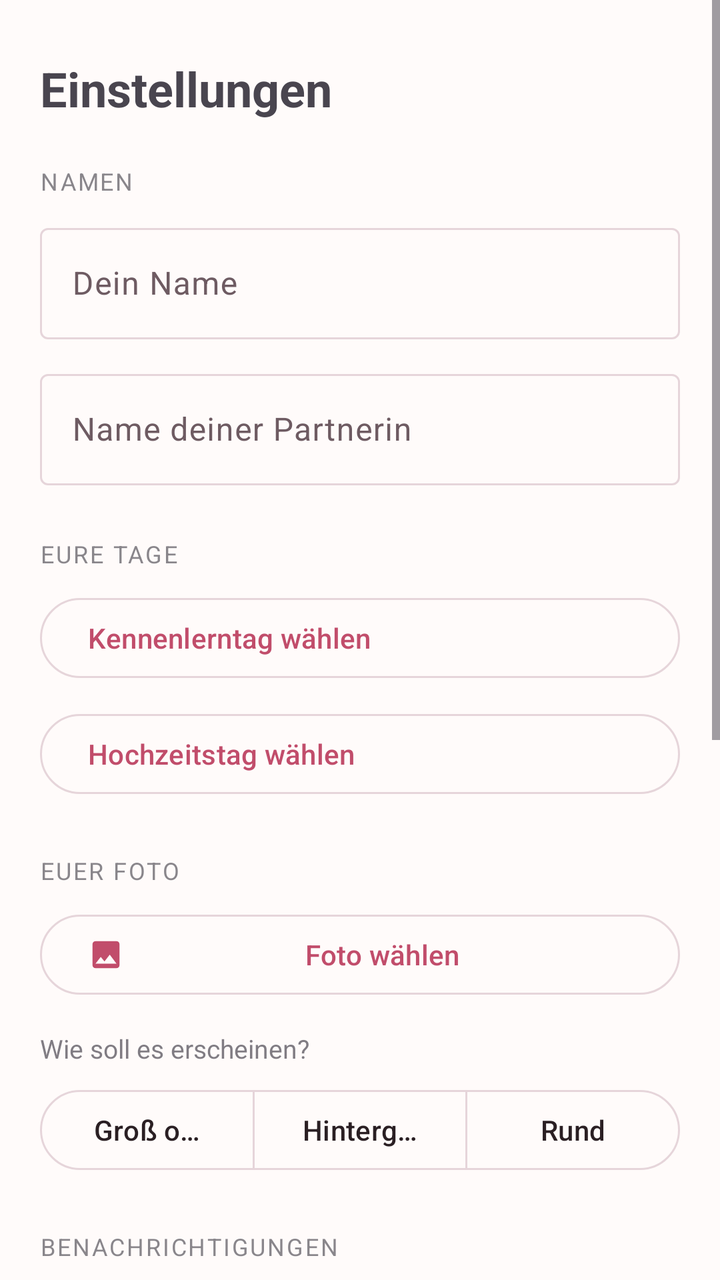
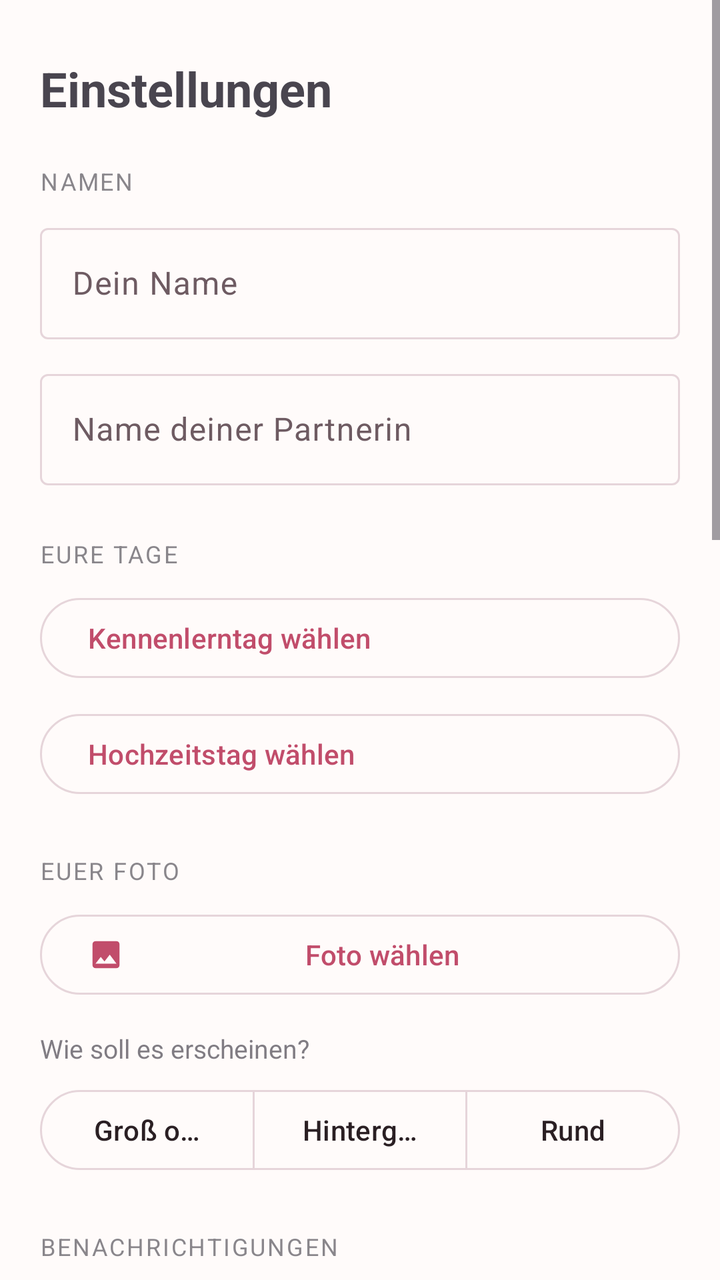

Two renders of the same Android screen: before a commit and after it. Below are the layout's source before the change and the commit's diff.
<!-- AndroidManifest.xml: application theme Theme.UnsereTage -->
<!-- res/layout/activity_settings.xml -->
<?xml version="1.0" encoding="utf-8"?>
<ScrollView xmlns:android="http://schemas.android.com/apk/res/android"
    xmlns:app="http://schemas.android.com/apk/res-auto"
    android:layout_width="match_parent"
    android:layout_height="match_parent"
    android:fillViewport="true">

    <LinearLayout
        android:layout_width="match_parent"
        android:layout_height="wrap_content"
        android:orientation="vertical"
        android:paddingStart="20dp"
        android:paddingEnd="20dp"
        android:paddingTop="28dp"
        android:paddingBottom="36dp">

        <TextView
            android:layout_width="match_parent"
            android:layout_height="wrap_content"
            android:textSize="24sp"
            android:textStyle="bold"
            android:text="Einstellungen" />

        <TextView
            android:layout_width="match_parent"
            android:layout_height="wrap_content"
            android:layout_marginTop="22dp"
            android:letterSpacing="0.08"
            android:textAllCaps="true"
            android:textSize="12sp"
            android:alpha="0.65"
            android:text="Namen" />

        <com.google.android.material.textfield.TextInputLayout
            style="@style/Widget.Material3.TextInputLayout.OutlinedBox"
            android:layout_width="match_parent"
            android:layout_height="wrap_content"
            android:layout_marginTop="10dp"
            android:hint="Dein Name">

            <com.google.android.material.textfield.TextInputEditText
                android:id="@+id/etNameSelf"
                android:layout_width="match_parent"
                android:layout_height="wrap_content"
                android:inputType="textPersonName|textCapWords"
                android:maxLines="1" />
        </com.google.android.material.textfield.TextInputLayout>

        <com.google.android.material.textfield.TextInputLayout
            style="@style/Widget.Material3.TextInputLayout.OutlinedBox"
            android:layout_width="match_parent"
            android:layout_height="wrap_content"
            android:layout_marginTop="12dp"
            android:hint="Name deiner Partnerin">

            <com.google.android.material.textfield.TextInputEditText
                android:id="@+id/etNamePartner"
                android:layout_width="match_parent"
                android:layout_height="wrap_content"
                android:inputType="textPersonName|textCapWords"
                android:maxLines="1" />
        </com.google.android.material.textfield.TextInputLayout>

        <TextView
            android:layout_width="match_parent"
            android:layout_height="wrap_content"
            android:layout_marginTop="26dp"
            android:letterSpacing="0.08"
            android:textAllCaps="true"
            android:textSize="12sp"
            android:alpha="0.65"
            android:text="Eure Tage" />

        <com.google.android.material.button.MaterialButton
            android:id="@+id/btnMeetDate"
            style="@style/Widget.Material3.Button.OutlinedButton"
            android:layout_width="match_parent"
            android:layout_height="wrap_content"
            android:layout_marginTop="10dp"
            android:gravity="start|center_vertical"
            android:text="Kennenlerntag wählen" />

        <com.google.android.material.button.MaterialButton
            android:id="@+id/btnWeddingDate"
            style="@style/Widget.Material3.Button.OutlinedButton"
            android:layout_width="match_parent"
            android:layout_height="wrap_content"
            android:layout_marginTop="10dp"
            android:gravity="start|center_vertical"
            android:text="Hochzeitstag wählen" />

        <TextView
            android:layout_width="match_parent"
            android:layout_height="wrap_content"
            android:layout_marginTop="26dp"
            android:letterSpacing="0.08"
            android:textAllCaps="true"
            android:textSize="12sp"
            android:alpha="0.65"
            android:text="Euer Foto" />

        <LinearLayout
            android:layout_width="match_parent"
            android:layout_height="wrap_content"
            android:layout_marginTop="10dp"
            android:orientation="horizontal"
            android:baselineAligned="false"
            android:gravity="center_vertical">

            <com.google.android.material.imageview.ShapeableImageView
                android:id="@+id/ivPhotoPreview"
                android:layout_width="64dp"
                android:layout_height="64dp"
                android:layout_marginEnd="14dp"
                android:scaleType="centerCrop"
                android:visibility="gone"
                app:shapeAppearanceOverlay="@style/CircleImage"
                android:contentDescription="Vorschau" />

            <com.google.android.material.button.MaterialButton
                android:id="@+id/btnPickPhoto"
                style="@style/Widget.Material3.Button.OutlinedButton"
                android:layout_width="0dp"
                android:layout_weight="1"
                android:layout_height="wrap_content"
                app:icon="@drawable/ic_photo"
                android:text="Foto wählen" />
        </LinearLayout>

        <TextView
            android:layout_width="match_parent"
            android:layout_height="wrap_content"
            android:layout_marginTop="14dp"
            android:textSize="13sp"
            android:alpha="0.7"
            android:text="Wie soll es erscheinen?" />

        <com.google.android.material.button.MaterialButtonToggleGroup
            android:id="@+id/groupPhotoStyle"
            android:layout_width="match_parent"
            android:layout_height="wrap_content"
            android:layout_marginTop="8dp"
            app:singleSelection="true"
            app:selectionRequired="true">

            <com.google.android.material.button.MaterialButton
                android:id="@+id/btnStyleBanner"
                style="?attr/materialButtonOutlinedStyle"
                android:layout_width="0dp"
                android:layout_weight="1"
                android:layout_height="wrap_content"
                android:insetLeft="0dp"
                android:insetRight="0dp"
                android:text="Groß oben" />

            <com.google.android.material.button.MaterialButton
                android:id="@+id/btnStyleBackground"
                style="?attr/materialButtonOutlinedStyle"
                android:layout_width="0dp"
                android:layout_weight="1"
                android:layout_height="wrap_content"
                android:insetLeft="0dp"
                android:insetRight="0dp"
                android:text="Hintergrund" />

            <com.google.android.material.button.MaterialButton
                android:id="@+id/btnStyleAvatar"
                style="?attr/materialButtonOutlinedStyle"
                android:layout_width="0dp"
                android:layout_weight="1"
                android:layout_height="wrap_content"
                android:insetLeft="0dp"
                android:insetRight="0dp"
                android:text="Rund" />
        </com.google.android.material.button.MaterialButtonToggleGroup>

        <com.google.android.material.button.MaterialButton
            android:id="@+id/btnRemovePhoto"
            style="@style/Widget.Material3.Button.TextButton"
            android:layout_width="wrap_content"
            android:layout_height="wrap_content"
            android:layout_marginTop="4dp"
            android:visibility="gone"
            android:text="Foto entfernen" />

        <TextView
            android:layout_width="match_parent"
            android:layout_height="wrap_content"
            android:layout_marginTop="26dp"
            android:letterSpacing="0.08"
            android:textAllCaps="true"
            android:textSize="12sp"
            android:alpha="0.65"
            android:text="Benachrichtigungen" />

        <com.google.android.material.button.MaterialButton
            android:id="@+id/btnTime"
            style="@style/Widget.Material3.Button.OutlinedButton"
            android:layout_width="match_parent"
            android:layout_height="wrap_content"
            android:layout_marginTop="10dp"
            android:gravity="start|center_vertical"
            android:text="Uhrzeit wählen" />

        <com.google.android.material.materialswitch.MaterialSwitch
            android:id="@+id/swPreWarn"
            android:layout_width="match_parent"
            android:layout_height="wrap_content"
            android:layout_marginTop="18dp"
            android:text="Vorher erinnern" />

        <com.google.android.material.button.MaterialButtonToggleGroup
            android:id="@+id/groupPreWarn"
            android:layout_width="wrap_content"
            android:layout_height="wrap_content"
            android:layout_marginTop="10dp"
            app:singleSelection="true"
            app:selectionRequired="true">

            <com.google.android.material.button.MaterialButton
                android:id="@+id/btnWarn3"
                style="?attr/materialButtonOutlinedStyle"
                android:layout_width="wrap_content"
                android:layout_height="wrap_content"
                android:text="3 Tage" />

            <com.google.android.material.button.MaterialButton
                android:id="@+id/btnWarn7"
                style="?attr/materialButtonOutlinedStyle"
                android:layout_width="wrap_content"
                android:layout_height="wrap_content"
                android:text="7 Tage" />

            <com.google.android.material.button.MaterialButton
                android:id="@+id/btnWarn14"
                style="?attr/materialButtonOutlinedStyle"
                android:layout_width="wrap_content"
                android:layout_height="wrap_content"
                android:text="14 Tage" />
        </com.google.android.material.button.MaterialButtonToggleGroup>

        <com.google.android.material.materialswitch.MaterialSwitch
            android:id="@+id/swMilestones"
            android:layout_width="match_parent"
            android:layout_height="wrap_content"
            android:layout_marginTop="18dp"
            android:text="Meilensteine (alle 1000 Tage)" />

        <com.google.android.material.materialswitch.MaterialSwitch
            android:id="@+id/swMonthly"
            android:layout_width="match_parent"
            android:layout_height="wrap_content"
            android:layout_marginTop="14dp"
            android:text="Monatsjubiläen" />

        <TextView
            android:id="@+id/tvExactHint"
            android:layout_width="match_parent"
            android:layout_height="wrap_content"
            android:layout_marginTop="18dp"
            android:textSize="13sp"
            android:alpha="0.65"
            android:lineSpacingExtra="2dp"
            android:visibility="gone" />

        <com.google.android.material.button.MaterialButton
            android:id="@+id/btnSave"
            android:layout_width="match_parent"
            android:layout_height="wrap_content"
            android:layout_marginTop="28dp"
            android:text="Speichern" />

        <com.google.android.material.button.MaterialButton
            android:id="@+id/btnTest"
            style="@style/Widget.Material3.Button.TextButton"
            android:layout_width="match_parent"
            android:layout_height="wrap_content"
            android:layout_marginTop="6dp"
            android:text="Testbenachrichtigung senden" />

    </LinearLayout>
</ScrollView>
<!-- resources referenced by this layout -->
<resources>
  <!-- drawable ic_photo (drawable) -->
  <?xml version="1.0" encoding="utf-8"?>
  <vector xmlns:android="http://schemas.android.com/apk/res/android"
      android:width="24dp"
      android:height="24dp"
      android:viewportWidth="24"
      android:viewportHeight="24"
      android:tint="?attr/colorPrimary">
      <path
          android:fillColor="#FF000000"
          android:pathData="M21,19V5c0,-1.1 -0.9,-2 -2,-2H5c-1.1,0 -2,0.9 -2,2v14c0,1.1 0.9,2 2,2h14c1.1,0 2,-0.9 2,-2zM8.5,13.5l2.5,3.01L14.5,12l4.5,6H5l3.5,-4.5z" />
  </vector>
  <style name="CircleImage">
          <item name="cornerFamily">rounded</item>
          <item name="cornerSize">50%</item>
      </style>
  <style name="Theme.UnsereTage" parent="Theme.Material3.DayNight.NoActionBar">
          <item name="colorPrimary">@color/rose</item>
          <item name="colorOnPrimary">#FFFFFFFF</item>
          <item name="colorSecondary">@color/gold</item>
          <item name="colorOnSecondary">#FF2A1F23</item>
          <item name="android:colorBackground">@color/bg</item>
          <item name="colorSurface">@color/surface</item>
          <item name="colorSurfaceVariant">@color/surface_soft</item>
          <item name="colorOnSurface">@color/ink</item>
          <item name="colorOnSurfaceVariant">@color/ink_soft</item>
          <item name="colorOutline">@color/outline</item>
          <item name="android:statusBarColor">@android:color/transparent</item>
          <item name="android:windowTranslucentStatus">true</item>
      </style>
  <color name="rose">#FFC14D6B</color>
  <color name="gold">#FFD8A657</color>
  <color name="bg">#FFFFFBFA</color>
  <color name="surface">#FFFFFFFF</color>
  <color name="surface_soft">#FFF8EFF2</color>
  <color name="ink">#FF2A1F23</color>
  <color name="ink_soft">#FF6E5B62</color>
  <color name="outline">#FFE6D5DA</color>
</resources>

<!-- the commit's change to res/layout/activity_settings.xml (unified diff, before → after) -->
@@ -263,6 +263,156 @@
             android:lineSpacingExtra="2dp"
             android:visibility="gone" />
 
+        <TextView
+            android:layout_width="match_parent"
+            android:layout_height="wrap_content"
+            android:layout_marginTop="28dp"
+            android:letterSpacing="0.08"
+            android:textAllCaps="true"
+            android:textSize="12sp"
+            android:alpha="0.65"
+            android:text="Aussehen" />
+
+        <com.google.android.material.card.MaterialCardView
+            android:id="@+id/cardPreview"
+            android:layout_width="match_parent"
+            android:layout_height="wrap_content"
+            android:layout_marginTop="12dp"
+            app:cardCornerRadius="24dp"
+            app:cardElevation="2dp">
+
+            <LinearLayout
+                android:layout_width="match_parent"
+                android:layout_height="wrap_content"
+                android:orientation="vertical"
+                android:padding="20dp">
+
+                <TextView
+                    style="@style/Eyebrow"
+                    android:layout_width="match_parent"
+                    android:layout_height="wrap_content"
+                    android:text="Vorschau" />
+
+                <TextView
+                    android:id="@+id/tvPreviewNumber"
+                    style="@style/BigNumber"
+                    android:layout_width="wrap_content"
+                    android:layout_height="wrap_content"
+                    android:layout_marginTop="10dp"
+                    android:text="4.490" />
+
+                <com.google.android.material.progressindicator.LinearProgressIndicator
+                    android:id="@+id/progressPreview"
+                    android:layout_width="match_parent"
+                    android:layout_height="wrap_content"
+                    android:layout_marginTop="14dp"
+                    android:progress="68"
+                    app:trackCornerRadius="4dp"
+                    app:trackThickness="6dp" />
+            </LinearLayout>
+        </com.google.android.material.card.MaterialCardView>
+
+        <TextView
+            android:layout_width="match_parent"
+            android:layout_height="wrap_content"
+            android:layout_marginTop="18dp"
+            android:textSize="13sp"
+            android:alpha="0.7"
+            android:text="Form der Kacheln" />
+
+        <com.google.android.material.button.MaterialButtonToggleGroup
+            android:id="@+id/groupShape"
+            android:layout_width="match_parent"
+            android:layout_height="wrap_content"
+            android:layout_marginTop="8dp"
+            app:singleSelection="true"
+            app:selectionRequired="true">
+
+            <com.google.android.material.button.MaterialButton
+                android:id="@+id/btnShapeSharp"
+                style="?attr/materialButtonOutlinedStyle"
+                android:layout_width="0dp"
+                android:layout_weight="1"
+                android:layout_height="wrap_content"
+                android:insetLeft="0dp"
+                android:insetRight="0dp"
+                android:text="Kantig" />
+
+            <com.google.android.material.button.MaterialButton
+                android:id="@+id/btnShapeSoft"
+                style="?attr/materialButtonOutlinedStyle"
+                android:layout_width="0dp"
+                android:layout_weight="1"
+                android:layout_height="wrap_content"
+                android:insetLeft="0dp"
+                android:insetRight="0dp"
+                android:text="Weich" />
+
+            <com.google.android.material.button.MaterialButton
+                android:id="@+id/btnShapeRound"
+                style="?attr/materialButtonOutlinedStyle"
+                android:layout_width="0dp"
+                android:layout_weight="1"
+                android:layout_height="wrap_content"
+                android:insetLeft="0dp"
+                android:insetRight="0dp"
+                android:text="Rund" />
+        </com.google.android.material.button.MaterialButtonToggleGroup>
+
+        <LinearLayout
+            android:layout_width="match_parent"
+            android:layout_height="wrap_content"
+            android:layout_marginTop="18dp"
+            android:orientation="horizontal"
+            android:baselineAligned="false">
+
+            <TextView
+                android:layout_width="0dp"
+                android:layout_weight="1"
+                android:layout_height="wrap_content"
+                android:textSize="13sp"
+                android:alpha="0.7"
+                android:text="Deckkraft der Kacheln" />
+
+            <TextView
+                android:id="@+id/tvOpacityValue"
+                android:layout_width="wrap_content"
+                android:layout_height="wrap_content"
+                android:textSize="13sp"
+                android:fontFamily="sans-serif-medium" />
+        </LinearLayout>
+
+        <com.google.android.material.slider.Slider
+            android:id="@+id/sliderOpacity"
+            android:layout_width="match_parent"
+            android:layout_height="wrap_content"
+            android:layout_marginTop="4dp"
+            android:valueFrom="30"
+            android:valueTo="100"
+            android:stepSize="5"
+            android:value="100" />
+
+        <TextView
+            android:layout_width="match_parent"
+            android:layout_height="wrap_content"
+            android:layout_marginTop="10dp"
+            android:textSize="13sp"
+            android:alpha="0.7"
+            android:text="Akzentfarbe" />
+
+        <HorizontalScrollView
+            android:layout_width="match_parent"
+            android:layout_height="wrap_content"
+            android:layout_marginTop="10dp"
+            android:scrollbars="none">
+
+            <LinearLayout
+                android:id="@+id/colorRow"
+                android:layout_width="wrap_content"
+                android:layout_height="wrap_content"
+                android:orientation="horizontal" />
+        </HorizontalScrollView>
+
         <com.google.android.material.button.MaterialButton
             android:id="@+id/btnSave"
             android:layout_width="match_parent"
<!-- resource entries referenced after the edit -->
@@ -12,9 +12,22 @@
           android:fillColor="#FF000000"
           android:pathData="M21,19V5c0,-1.1 -0.9,-2 -2,-2H5c-1.1,0 -2,0.9 -2,2v14c0,1.1 0.9,2 2,2h14c1.1,0 2,-0.9 2,-2zM8.5,13.5l2.5,3.01L14.5,12l4.5,6H5l3.5,-4.5z" />
   </vector>
+  <style name="BigNumber">
+          <item name="android:textSize">44sp</item>
+          <item name="android:fontFamily">sans-serif-medium</item>
+          <item name="android:letterSpacing">-0.02</item>
+          <item name="android:includeFontPadding">false</item>
+      </style>
   <style name="CircleImage">
           <item name="cornerFamily">rounded</item>
           <item name="cornerSize">50%</item>
+      </style>
+  <style name="Eyebrow">
+          <item name="android:textSize">11sp</item>
+          <item name="android:textAllCaps">true</item>
+          <item name="android:letterSpacing">0.14</item>
+          <item name="android:fontFamily">sans-serif-medium</item>
+          <item name="android:textColor">?attr/colorOnSurfaceVariant</item>
       </style>
   <style name="Theme.UnsereTage" parent="Theme.Material3.DayNight.NoActionBar">
           <item name="colorPrimary">@color/rose</item>
